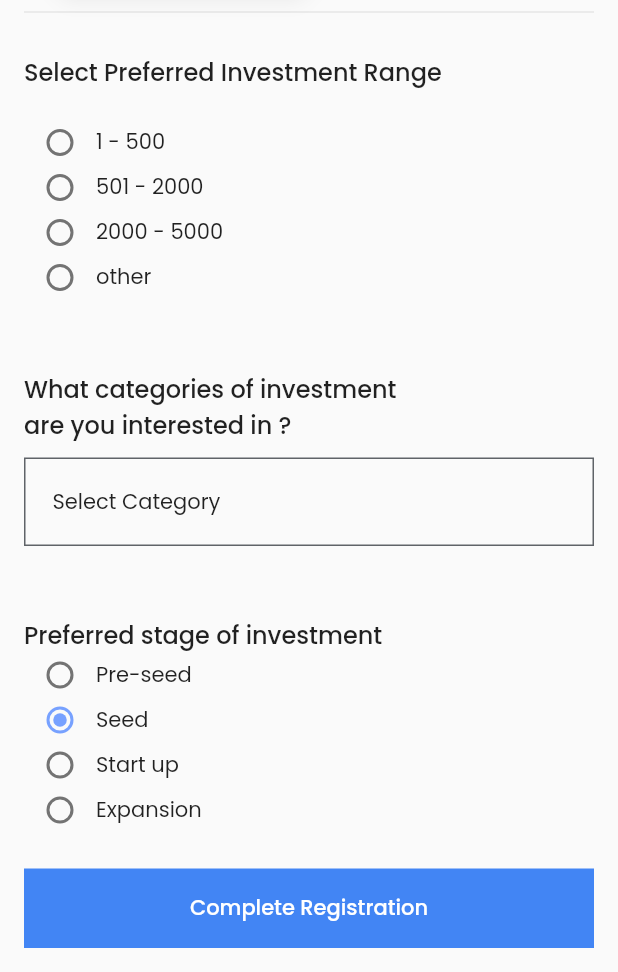
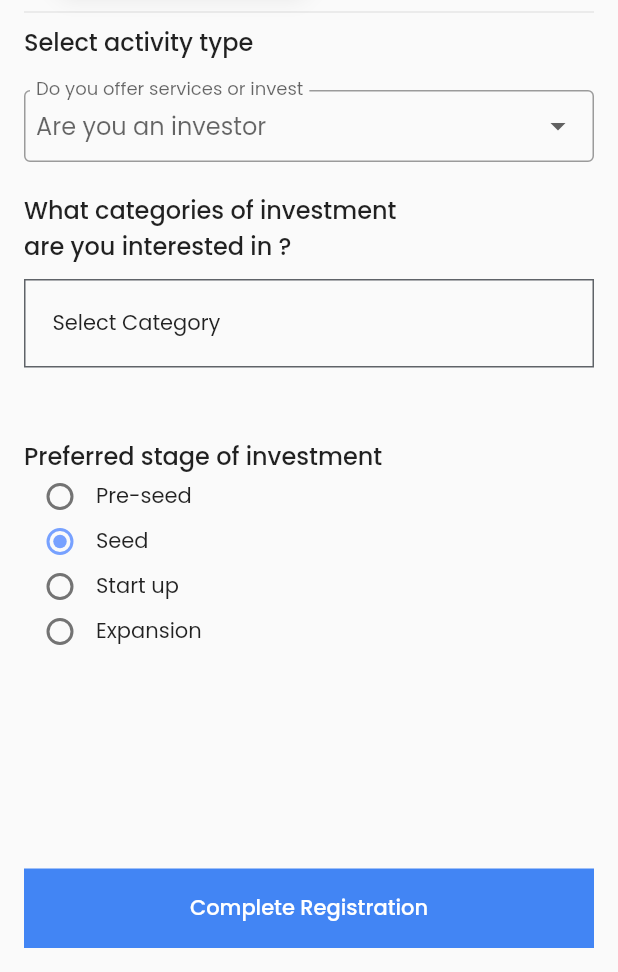
Before and after one commit to Programmers-City-Dev/creative_movers, a Flutter app: the AccountTypeScreen screen opened directly, swiped to page 2, on a phone screen of 412 x 824 dp, the part 264-1236 px from its top. Run offline on Flutter 3.47's test engine with Material 3 defaults, Android fonts, the phone set to English and light mode, and no system bars; drawn by our look-alikes of group_radio_button; our stand-ins replace bloc, cached_network_image, camera, chewie, cloud_firestore, csc_picker and 40 more; missing offline and left inert: agora_rtc_engine, android_path_provider, any_link_preview, flutter_custom_tabs, flutter_downloader and 5 more; accounts and stored records are empty; generated files the repository leaves out were written again; network calls fail; project files that could hold a hidden picture were left out.

Commit message:
Added user activity type feature

```diff
--- a/lib/blocs/auth/auth_bloc.dart
+++ b/lib/blocs/auth/auth_bloc.dart
@@ -118,8 +118,10 @@ class AuthBloc extends Bloc<AuthEvent, AuthState> {
     emit(AccounTypeLoadingState());
     try {
       var state = await authRepository.postAccountType(
+
           role: event.role,
           category: event.category,
+          activityType: event.userActivityType,
           description: event.description,
           estCapital: event.estCapital,
           maxRange: event.max_range,
--- a/lib/blocs/auth/auth_event.dart
+++ b/lib/blocs/auth/auth_event.dart
@@ -57,6 +57,7 @@ class AccountTypeEvent extends AuthEvent {
   final String? photo;
   final String? max_range;
   final String? min_range;
+  final String? userActivityType;
 
   @override
   // TODO: implement props
@@ -70,7 +71,7 @@ class AccountTypeEvent extends AuthEvent {
         description,
         photo,
         max_range,
-        min_range
+        userActivityType
       ];
 
   AccountTypeEvent({
@@ -84,6 +85,7 @@ class AccountTypeEvent extends AuthEvent {
     this.photo,
     this.max_range,
     this.min_range,
+    this.userActivityType,
   });
 }
 
--- a/lib/blocs/cache/cache_cubit.dart
+++ b/lib/blocs/cache/cache_cubit.dart
@@ -22,7 +22,6 @@ class CacheCubit extends Cubit<CacheState> {
       var dataList = await injector.get<CacheCachedUserDao>().getAllCache();
       if (dataList.isNotEmpty) {
         CachedUser cachedUser = dataList.first;
-
 
         this.cachedUser = cachedUser;
         // AppUtils.showCustomToast(cachedUser.accountType!.toLowerCase());
--- a/lib/data/local/model/cached_user.dart
+++ b/lib/data/local/model/cached_user.dart
@@ -29,6 +29,7 @@ class CachedUser extends Equatable {
     this.apiToken,
     this.country,
     this.state,
+    this.userActivityType,
   });
 
   final int id;
@@ -54,6 +55,7 @@ class CachedUser extends Equatable {
   final String? apiToken;
   final String? country;
   final String? state;
+  final String? userActivityType;
   final DateTime? dateOfBirth;
 
   CachedUser copyWith(
@@ -80,6 +82,7 @@ class CachedUser extends Equatable {
           String? gender,
           String? ethnicity,
           String? accountType,
+          String? userActivityType,
           DateTime? dateOfBirth}) =>
       CachedUser(
         id: id ?? this.id,
@@ -105,6 +108,7 @@ class CachedUser extends Equatable {
         apiToken: apiToken ?? this.apiToken,
         country: country ?? this.country,
         state: state ?? this.state,
+        userActivityType: userActivityType ?? this.userActivityType,
         dateOfBirth: dateOfBirth ?? this.dateOfBirth,
       );
 
@@ -128,6 +132,7 @@ class CachedUser extends Equatable {
         profilePhotoPath: json["profile_photo_path"],
         coverPhotoPath: json["cover_photo_path"],
         biodata: json["biodata"],
+        userActivityType: json["user_activity_type"],
         status: json["status"],
         createdAt: json["created_at"] == null
             ? null
@@ -167,6 +172,7 @@ class CachedUser extends Equatable {
         "dob": dateOfBirth == null ? null : dateOfBirth!.toIso8601String(),
         "country": country,
         "state": state,
+        "user_activity_type": userActivityType,
       };
 
   String get fullname => '$firstname $lastname';
@@ -194,5 +200,6 @@ class CachedUser extends Equatable {
         country,
         state,
         accountType,
+        userActivityType,
       ];
 }
--- a/lib/data/remote/repository/auth_repository.dart
+++ b/lib/data/remote/repository/auth_repository.dart
@@ -168,6 +168,7 @@ class AuthRepository {
     String? photo,
     String? maxRange,
     String? minRange,
+    String? activityType,
   }) async {
     var formData = FormData.fromMap({
       "role": role,
@@ -184,6 +185,7 @@ class AuthRepository {
       // "photo": photo,
       "max_range": maxRange,
       "min_range": minRange,
+      "user_activity_type": activityType,
     });
     return SimplifyApiConsuming.makeRequest(
       () async =>
--- a/lib/screens/auth/views/mover_form.dart
+++ b/lib/screens/auth/views/mover_form.dart
@@ -55,6 +55,10 @@ class _MoverFormState extends State<MoverForm>
   final _maxController = TextEditingController();
   final AuthBloc _authBloc = AuthBloc();
 
+  var items = ["Services", "Invest"];
+
+  String? type;
+
   @override
   Widget build(BuildContext context) {
     super.build(context);
@@ -74,12 +78,45 @@ class _MoverFormState extends State<MoverForm>
               child: Column(
                 crossAxisAlignment: CrossAxisAlignment.start,
                 children: [
+                  const Text(
+                    'Select activity type',
+                    style: TextStyle(fontSize: 16, fontWeight: FontWeight.w500),
+                  ),
                   const SizedBox(
                     height: 20,
                   ),
+                  ButtonTheme(
+                    alignedDropdown: true,
+                    child: DropdownButtonFormField<String>(
+                      decoration: const InputDecoration(
+                          labelText: 'Do you offer services or invest',
+                          contentPadding: EdgeInsets.all(8),
+                          border: OutlineInputBorder(borderSide: BorderSide())),
+                      hint: const Text('Are you an investor'),
+                      value: null,
+                      onChanged: (value) {
+                        setState(() {
+                          type = value!;
+                        });
+                      },
+                      items: items
+                          .map((e) => DropdownMenuItem<String>(
+                              value: e, child: Text(e)))
+                          .toList(),
+                    ),
+                  ),
+                  const SizedBox(
+                    height: 20,
+                  ),
+                  Visibility(
+                    visible: type == "Invest",
+                    child: Column(
+                      crossAxisAlignment: CrossAxisAlignment.start,
+                      children: [
                         const Text(
                           'Select Preferred Investment Range',
-                    style: TextStyle(fontSize: 16, fontWeight: FontWeight.w500),
+                          style: TextStyle(
+                              fontSize: 16, fontWeight: FontWeight.w500),
                         ),
                         const SizedBox(
                           height: 20,
@@ -129,7 +166,8 @@ class _MoverFormState extends State<MoverForm>
                                       value['min'] != 'other'
                                           ? '${value['min']} - ${value['max']}'
                                           : 'other ',
-                                textPosition: RadioButtonTextPosition.right),
+                                      textPosition:
+                                          RadioButtonTextPosition.right),
                                 ),
                                 const SizedBox(
                                   height: 10,
@@ -150,19 +188,22 @@ class _MoverFormState extends State<MoverForm>
                                             },
                                             controller: _minController,
                                             validator: ((value) {
-                                        if (initialValue['min'] == 'other' &&
+                                              if (initialValue['min'] ==
+                                                      'other' &&
                                                   _minController.text.isEmpty) {
                                                 return 'Enter your min  range';
                                               }
                                               return null;
                                             }),
                                             inputFormatters: [
-                                        FilteringTextInputFormatter.digitsOnly
+                                              FilteringTextInputFormatter
+                                                  .digitsOnly
                                             ],
                                             keyboardType: TextInputType.number,
                                             decoration: const InputDecoration(
                                                 border: OutlineInputBorder(),
-                                          contentPadding: EdgeInsets.all(8),
+                                                contentPadding:
+                                                    EdgeInsets.all(8),
                                                 hintText: 'From'),
                                           )),
                                           const SizedBox(
@@ -174,7 +215,8 @@ class _MoverFormState extends State<MoverForm>
                                               setState(() {});
                                             },
                                             validator: ((value) {
-                                        if (initialValue['min'] == 'other' &&
+                                              if (initialValue['min'] ==
+                                                      'other' &&
                                                   _maxController.text.isEmpty) {
                                                 return 'Enter your max  range';
                                               }
@@ -182,12 +224,14 @@ class _MoverFormState extends State<MoverForm>
                                             }),
                                             controller: _maxController,
                                             inputFormatters: [
-                                        FilteringTextInputFormatter.digitsOnly
+                                              FilteringTextInputFormatter
+                                                  .digitsOnly
                                             ],
                                             keyboardType: TextInputType.number,
                                             decoration: const InputDecoration(
                                                 border: OutlineInputBorder(),
-                                          contentPadding: EdgeInsets.all(8),
+                                                contentPadding:
+                                                    EdgeInsets.all(8),
                                                 hintText: 'To'),
                                           )),
                                         ],
@@ -206,6 +250,9 @@ class _MoverFormState extends State<MoverForm>
                               ],
                             );
                           },
+                        ),
+                      ],
+                    ),
                   ),
                   // const SizedBox(
                   //   height: 10,
@@ -369,6 +416,7 @@ class _MoverFormState extends State<MoverForm>
           min_range: other ? _minController.text.toString() : min,
           max_range: other ? _maxController.text.toString() : max,
           category: categories,
+          userActivityType: type ?? "services",
           stage: _preferedStage));
     }
   }
@@ -401,9 +449,6 @@ class _MoverFormState extends State<MoverForm>
                   ),
           ),
           (route) => false);
-
-
-
     }
   }
 
--- a/pubspec.yaml
+++ b/pubspec.yaml
@@ -90,7 +90,7 @@ dependencies:
   native_linkify: ^0.0.1
   any_link_preview: ^3.0.0
   camera: ^0.10.0+4
-#  pusher_channels_flutter: ^1.0.5
+  #  pusher_channels_flutter: ^1.0.5
   pusher_client: ^2.0.0
   line_icons: ^2.0.1
   url_launcher: ^6.1.7
```
Also changed, not shown: lib/screens/auth/views/account_type_screen.dart (+0 -18 lines). Lines whose indentation alone changed are shown as unchanged.
